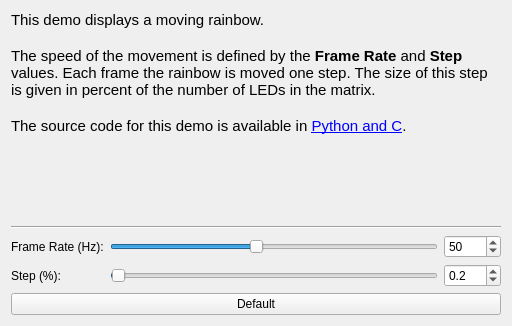
Before: the Qt Designer form demo/src/ui/rainbow.ui in Tinkerforge/blinkenlights, drawn with Qt 5.
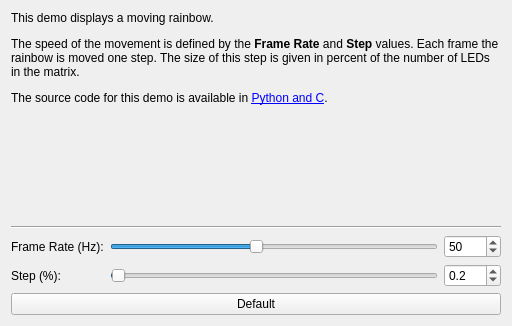
After: the same form once the commit is applied.

Commit message:
demo: Remove fixed font size from UI texts
Fixed font sizes don't work properly cross platform. No specifying a
font size makes Qt automatically pick the right one for each platform.

Patch:
```diff
--- a/demo/src/ui/rainbow.ui
+++ b/demo/src/ui/rainbow.ui
@@ -23,15 +23,11 @@
       </sizepolicy>
      </property>
      <property name="text">
-      <string>&lt;!DOCTYPE HTML PUBLIC &quot;-//W3C//DTD HTML 4.0//EN&quot; &quot;http://www.w3.org/TR/REC-html40/strict.dtd&quot;&gt;
-&lt;html&gt;&lt;head&gt;&lt;meta name=&quot;qrichtext&quot; content=&quot;1&quot; /&gt;&lt;style type=&quot;text/css&quot;&gt;
-p, li { white-space: pre-wrap; }
-&lt;/style&gt;&lt;/head&gt;&lt;body style=&quot; font-family:'Ubuntu'; font-size:11pt; font-weight:400; font-style:normal;&quot;&gt;
-&lt;p style=&quot; margin-top:0px; margin-bottom:0px; margin-left:0px; margin-right:0px; -qt-block-indent:0; text-indent:0px;&quot;&gt;This demo displays a moving rainbow.&lt;/p&gt;
-&lt;p style=&quot;-qt-paragraph-type:empty; margin-top:0px; margin-bottom:0px; margin-left:0px; margin-right:0px; -qt-block-indent:0; text-indent:0px;&quot;&gt;&lt;/p&gt;
-&lt;p style=&quot; margin-top:0px; margin-bottom:0px; margin-left:0px; margin-right:0px; -qt-block-indent:0; text-indent:0px;&quot;&gt;The speed of the movement is defined by the &lt;span style=&quot; font-weight:600;&quot;&gt;Frame Rate&lt;/span&gt; and &lt;span style=&quot; font-weight:600;&quot;&gt;Step&lt;/span&gt; values. Each frame the rainbow is moved one step. The size of this step is given in percent of the number of LEDs in the matrix.&lt;/p&gt;
-&lt;p style=&quot;-qt-paragraph-type:empty; margin-top:0px; margin-bottom:0px; margin-left:0px; margin-right:0px; -qt-block-indent:0; text-indent:0px;&quot;&gt;&lt;/p&gt;
-&lt;p style=&quot; margin-top:0px; margin-bottom:0px; margin-left:0px; margin-right:0px; -qt-block-indent:0; text-indent:0px;&quot;&gt;The source code for this demo is available in &lt;a href=&quot;http://www.tinkerforge.com/en/doc/Kits/Blinkenlights/Blinkenlights.html#rainbow&quot;&gt;&lt;span style=&quot; text-decoration: underline; color:#0000ff;&quot;&gt;Python and C&lt;/span&gt;&lt;/a&gt;.&lt;/p&gt;&lt;/body&gt;&lt;/html&gt;</string>
+      <string>&lt;p&gt;This demo displays a moving rainbow.&lt;/p&gt;
+&lt;p&gt;&lt;/p&gt;
+&lt;p&gt;The speed of the movement is defined by the &lt;b&gt;Frame Rate&lt;/b&gt; and &lt;b&gt;Step&lt;/b&gt; values. Each frame the rainbow is moved one step. The size of this step is given in percent of the number of LEDs in the matrix.&lt;/p&gt;
+&lt;p&gt;&lt;/p&gt;
+&lt;p&gt;The source code for this demo is available in &lt;a href=&quot;http://www.tinkerforge.com/en/doc/Kits/Blinkenlights/Blinkenlights.html#rainbow&quot;&gt;&lt;span style=&quot; text-decoration: underline; color:#0000ff;&quot;&gt;Python and C&lt;/span&gt;&lt;/a&gt;.&lt;/p&gt;</string>
      </property>
      <property name="alignment">
       <set>Qt::AlignLeading|Qt::AlignLeft|Qt::AlignTop</set>
```
The commit also changes 6 other files.
